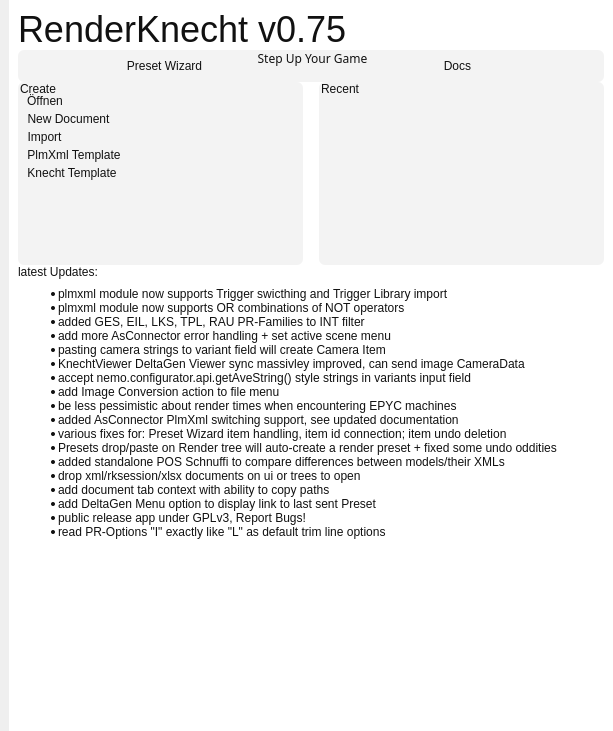
First picture: the form in ui/knecht_welcome.ui, repository tappi287/RenderKnecht2, before the edit.
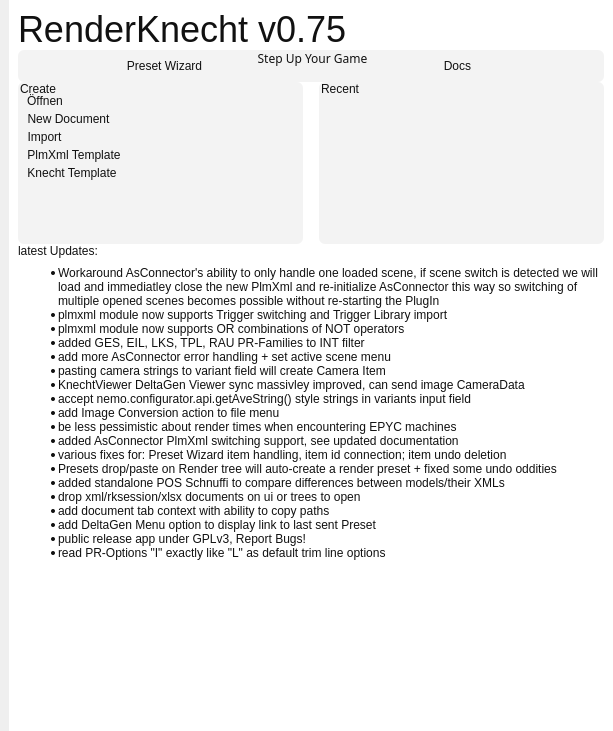
Second picture: the form after the edit. Icons and pictures are not drawn.

Commit message: update 1.375 workaround for AsConnectors inability to handle multiple scenes, no more manual reload of the PlugIn needed

```diff
--- a/ui/knecht_welcome.ui
+++ b/ui/knecht_welcome.ui
@@ -439,7 +439,9 @@
                <number>0</number>
               </property>
               <property name="text">
-               <string>&lt;html&gt;&lt;head/&gt;&lt;body&gt;&lt;ul style=&quot;margin-top: 0px; margin-bottom: 0px; margin-left: 0px; margin-right: 0px; -qt-list-indent: 1;&quot;&gt;&lt;li style=&quot; margin-top:12px; margin-bottom:0px; margin-left:0px; margin-right:0px; -qt-block-indent:0; text-indent:0px;&quot;&gt;plmxml module now supports Trigger swicthing and Trigger Library import&lt;/li&gt;&lt;li style=&quot; margin-top:0px; margin-bottom:0px; margin-left:0px; margin-right:0px; -qt-block-indent:0; text-indent:0px;&quot;&gt;plmxml module now supports OR combinations of NOT operators&lt;/li&gt;&lt;li style=&quot; margin-top:0px; margin-bottom:0px; margin-left:0px; margin-right:0px; -qt-block-indent:0; text-indent:0px;&quot;&gt;added GES, EIL, LKS, TPL, RAU PR-Families to INT filter&lt;/li&gt;&lt;li style=&quot; margin-top:0px; margin-bottom:0px; margin-left:0px; margin-right:0px; -qt-block-indent:0; text-indent:0px;&quot;&gt;add more AsConnector error handling + set active scene menu&lt;/li&gt;&lt;li style=&quot; margin-top:0px; margin-bottom:0px; margin-left:0px; margin-right:0px; -qt-block-indent:0; text-indent:0px;&quot;&gt;pasting camera strings to variant field will create Camera Item&lt;/li&gt;&lt;li style=&quot; margin-top:0px; margin-bottom:0px; margin-left:0px; margin-right:0px; -qt-block-indent:0; text-indent:0px;&quot;&gt;KnechtViewer DeltaGen Viewer sync massivley improved, can send image CameraData&lt;/li&gt;&lt;li style=&quot; margin-top:0px; margin-bottom:0px; margin-left:0px; margin-right:0px; -qt-block-indent:0; text-indent:0px;&quot;&gt;accept nemo.configurator.api.getAveString() style strings in variants input field&lt;/li&gt;&lt;li style=&quot; margin-top:0px; margin-bottom:0px; margin-left:0px; margin-right:0px; -qt-block-indent:0; text-indent:0px;&quot;&gt;add Image Conversion action to file menu&lt;/li&gt;&lt;li style=&quot; margin-top:0px; margin-bottom:0px; margin-left:0px; margin-right:0px; -qt-block-indent:0; text-indent:0px;&quot;&gt;be less pessimistic about render times when encountering EPYC machines&lt;/li&gt;&lt;li style=&quot; margin-top:0px; margin-bottom:0px; margin-left:0px; margin-right:0px; -qt-block-indent:0; text-indent:0px;&quot;&gt;added AsConnector PlmXml switching support, see updated documentation&lt;/li&gt;&lt;li style=&quot; margin-top:0px; margin-bottom:0px; margin-left:0px; margin-right:0px; -qt-block-indent:0; text-indent:0px;&quot;&gt;various fixes for: Preset Wizard item handling, item id connection; item undo deletion&lt;/li&gt;&lt;li style=&quot; margin-top:0px; margin-bottom:0px; margin-left:0px; margin-right:0px; -qt-block-indent:0; text-indent:0px;&quot;&gt;Presets drop/paste on Render tree will auto-create a render preset + fixed some undo oddities&lt;/li&gt;&lt;li style=&quot; margin-top:0px; margin-bottom:0px; margin-left:0px; margin-right:0px; -qt-block-indent:0; text-indent:0px;&quot;&gt;added standalone POS Schnuffi to compare differences between models/their XMLs&lt;/li&gt;&lt;li style=&quot; margin-top:0px; margin-bottom:0px; margin-left:0px; margin-right:0px; -qt-block-indent:0; text-indent:0px;&quot;&gt;drop xml/rksession/xlsx documents on ui or trees to open&lt;/li&gt;&lt;li style=&quot; margin-top:0px; margin-bottom:0px; margin-left:0px; margin-right:0px; -qt-block-indent:0; text-indent:0px;&quot;&gt;add document tab context with ability to copy paths&lt;/li&gt;&lt;li style=&quot; margin-top:0px; margin-bottom:0px; margin-left:0px; margin-right:0px; -qt-block-indent:0; text-indent:0px;&quot;&gt;add DeltaGen Menu option to display link to last sent Preset&lt;/li&gt;&lt;li style=&quot; margin-top:0px; margin-bottom:0px; margin-left:0px; margin-right:0px; -qt-block-indent:0; text-indent:0px;&quot;&gt;public release app under GPLv3, Report Bugs!&lt;/li&gt;&lt;li style=&quot; margin-top:0px; margin-bottom:12px; margin-left:0px; margin-right:0px; -qt-block-indent:0; text-indent:0px;&quot;&gt;read PR-Options &amp;quot;I&amp;quot; exactly like &amp;quot;L&amp;quot; as default trim line options&lt;/li&gt;&lt;/ul&gt;&lt;/body&gt;&lt;/html&gt;</string>
+               <string>&lt;html&gt;&lt;head/&gt;&lt;body&gt;&lt;ul&gt;
+&lt;li&gt;Workaround AsConnector's ability to only handle one loaded scene, if scene switch is detected we will load and immediatley close the new PlmXml and re-initialize AsConnector this way so switching of multiple opened scenes becomes possible without re-starting the PlugIn&lt;/li&gt;&lt;li&gt;plmxml module now supports Trigger switching and Trigger Library import&lt;/li&gt;&lt;li&gt;plmxml module now supports OR combinations of NOT operators&lt;/li&gt;&lt;li&gt;added GES, EIL, LKS, TPL, RAU PR-Families to INT filter&lt;/li&gt;&lt;li&gt;add more AsConnector error handling + set active scene menu&lt;/li&gt;&lt;li&gt;pasting camera strings to variant field will create Camera Item&lt;/li&gt;&lt;li&gt;KnechtViewer DeltaGen Viewer sync massivley improved, can send image CameraData&lt;/li&gt;&lt;li&gt;accept nemo.configurator.api.getAveString() style strings in variants input field&lt;/li&gt;&lt;li&gt;add Image Conversion action to file menu&lt;/li&gt;&lt;li&gt;be less pessimistic about render times when encountering EPYC machines&lt;/li&gt;&lt;li&gt;added AsConnector PlmXml switching support, see updated documentation&lt;/li&gt;&lt;li&gt;various fixes for: Preset Wizard item handling, item id connection; item undo deletion&lt;/li&gt;&lt;li&gt;Presets drop/paste on Render tree will auto-create a render preset + fixed some undo oddities&lt;/li&gt;&lt;li&gt;added standalone POS Schnuffi to compare differences between models/their XMLs&lt;/li&gt;&lt;li&gt;drop xml/rksession/xlsx documents on ui or trees to open&lt;/li&gt;&lt;li&gt;add document tab context with ability to copy paths&lt;/li&gt;&lt;li&gt;add DeltaGen Menu option to display link to last sent Preset&lt;/li&gt;&lt;li&gt;public release app under GPLv3, Report Bugs!&lt;/li&gt;&lt;li&gt;read PR-Options &amp;quot;I&amp;quot; exactly like &amp;quot;L&amp;quot; as default trim line options&lt;/li&gt;
+&lt;ul&gt;&lt;/body&gt;&lt;/html&gt;</string>
               </property>
               <property name="alignment">
                <set>Qt::AlignLeading|Qt::AlignLeft|Qt::AlignVCenter</set>
```
The commit also changes 1 other file.
